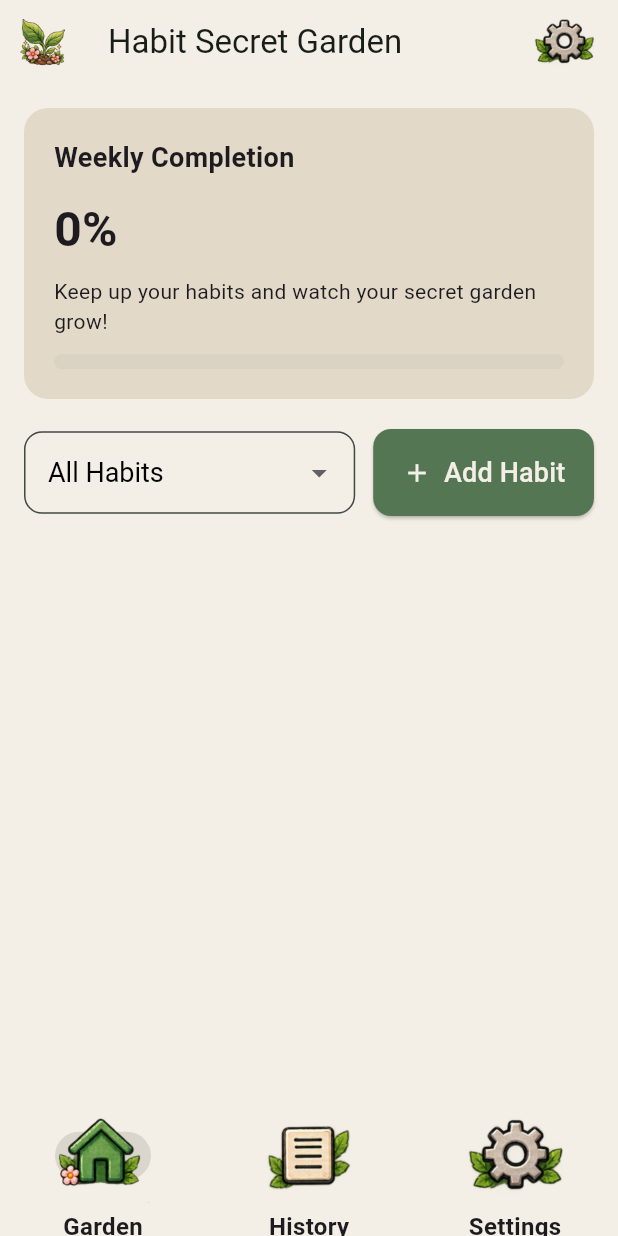
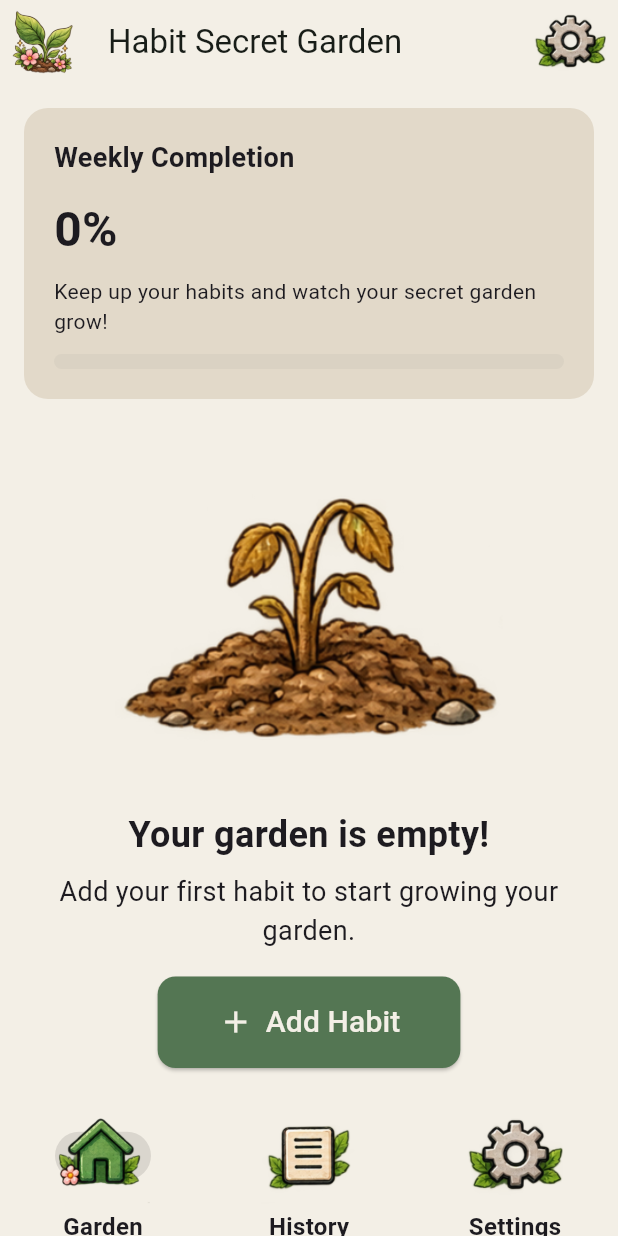
Before and after one commit to laprexious/habit-secret-garden-app, a Flutter app: the screen it shows after launch, on a phone screen of 412 x 824 dp. Run offline on Flutter 3.47's test engine with Material 3 defaults, Android fonts, the phone set to English and light mode, and no system bars.

Commit message:
add conditional edge case for 0 habits and adjut app bar icon sizes

```diff
--- a/lib/Screens/garden_homescreen.dart
+++ b/lib/Screens/garden_homescreen.dart
@@ -97,28 +97,38 @@ class _GardenDashboard extends StatelessWidget {
   //settings button on top right corner
   @override
   Widget build(BuildContext context) {
+    const bool hasHabits = false;
     return Scaffold(
       appBar: AppBar(
         backgroundColor: const Color(0xFFF3EFE6),
         surfaceTintColor: Colors.transparent,
         elevation: 0,
         leading: Padding(
-          padding: const EdgeInsets.all(10),
+          padding: const EdgeInsets.all(4),
           child: Image.asset(
             'assets/images/app-icon.png',
+            width: 60,
+            height: 60,
+            fit: BoxFit.contain,
           ),
         ),
         title: const Text('Habit Secret Garden'),
+        //special code for settings icon sizing**
         actions: [
           IconButton(
+            constraints: const BoxConstraints(
+              minWidth: 64,
+              minHeight: 64,
+            ),
+            padding: const EdgeInsets.all(4),
             icon: Image.asset(
               'assets/images/settings-icon.png',
-              width: 56,
-              height: 56,
+              width: 48,
+              height: 48,
+              fit: BoxFit.contain,
             ),
             tooltip: 'Settings',
             onPressed: () {
-              // Settings navigation will be connected next.
             },
           ),
         ],
@@ -172,9 +182,10 @@ class _GardenDashboard extends StatelessWidget {
               ),
             ),
             //drop-down menu to filter habits and add habit button
-            const SizedBox(height: 20),
-            Row(
-              children: [
+            if (hasHabits) ...[
+              const SizedBox(height: 20),
+              Row(
+                children: [
                 Expanded(
                   flex: 3,
                   child: DropdownButtonFormField<String>(
@@ -244,9 +255,74 @@ class _GardenDashboard extends StatelessWidget {
                 ),
               ],
             ),
+            ],
+            // EMPTY SCREEN STATE: NO HABITS PLANTED YET!
+            const SizedBox(height: 20),
+            Expanded(
+              child: Column(
+                children: [
+                  const Spacer(),
+
+                  Image.asset(
+                    'assets/images/empty-garden.png',
+                    width: 260,
+                    height: 220,
+                    fit: BoxFit.contain,
+                  ),
+
+                  const SizedBox(height: 16),
+
+                  const Text(
+                    'Your garden is empty!',
+                    textAlign: TextAlign.center,
+                    style: TextStyle(
+                      fontSize: 24,
+                      fontWeight: FontWeight.w600,
+                    ),
+                  ),
+
+                  const SizedBox(height: 8),
+
+                  const Text(
+                    'Add your first habit to start growing your garden.',
+                    textAlign: TextAlign.center,
+                    style: TextStyle(
+                      fontSize: 18,
+                    ),
+                  ),
+
+                  const Spacer(),
+                  Padding(
+                    padding: const EdgeInsets.only(bottom: 16),
+                    child: ElevatedButton.icon(
+                      onPressed: () {
+                        // Habit creation screen will be connected later.
+                      },
+                      icon: const Icon(Icons.add, size: 24),
+                      label: const Text(
+                        'Add Habit',
+                        style: TextStyle(fontSize: 20),
+                      ),
+                      style: ElevatedButton.styleFrom(
+                        backgroundColor: const Color(0xFF547653),
+                        foregroundColor: const Color(0xFFF3EFE6),
+                        padding: const EdgeInsets.symmetric(
+                          horizontal: 40,
+                          vertical: 16,
+                        ),
+                        shape: RoundedRectangleBorder(
+                          borderRadius: BorderRadius.circular(12),
+                        ),
+                      ),
+                    ),
+                  ),
+                ],
+              ),
+            ),
           ],
         ),
       ),
     );
+
   }
 }
```
Also changed, not shown: assets/images/empty-garden.png (added).
